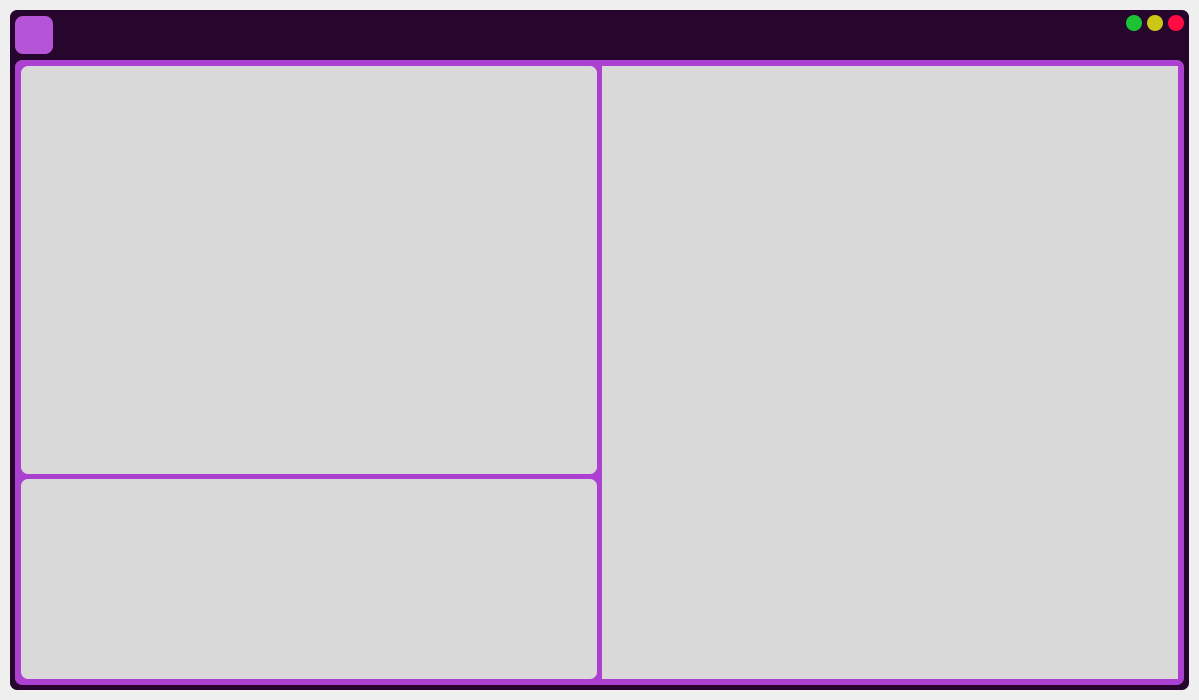
Old version of the form CarInfo.ui in the repository BryanHerrera19/Portfolio-WebScraping.
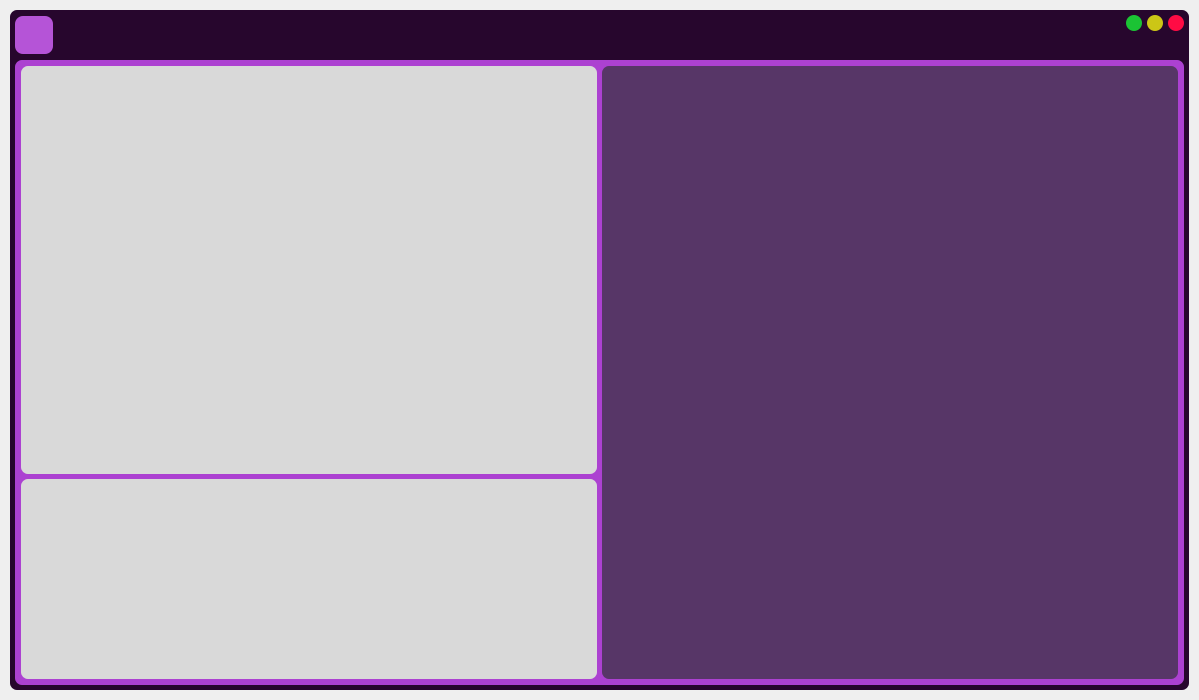
New version of the form. Icons and pictures are not drawn.

Commit message: changed color and font size for car details

Patch:
```diff
--- a/CarInfo.ui
+++ b/CarInfo.ui
@@ -486,12 +486,18 @@
                  </widget>
                 </item>
                 <item>
-                 <widget class="QWidget" name="lower_left" native="true">
+                 <widget class="QFrame" name="lower_left">
                   <property name="styleSheet">
-                   <string notr="true">QWidget{
-	background-color: #D9D9D9;
+                   <string notr="true">QFrame {
+	background-color: rgb(87, 54, 103);
 }</string>
                   </property>
+                  <property name="frameShape">
+                   <enum>QFrame::StyledPanel</enum>
+                  </property>
+                  <property name="frameShadow">
+                   <enum>QFrame::Raised</enum>
+                  </property>
                  </widget>
                 </item>
                </layout>
```
The commit also changes 1 other file.
